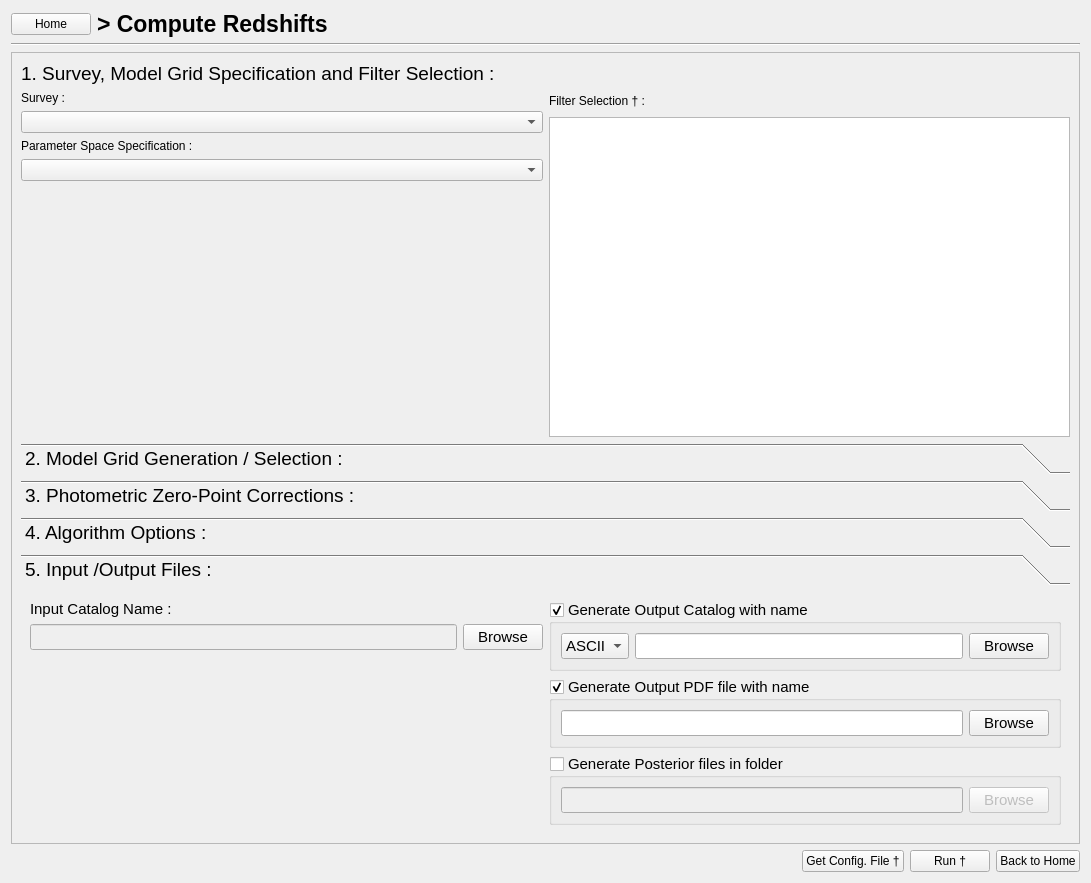
This is PhzQtUI/auxdir/PhzQtUI/FormAnalysis.ui in astrorama/Phosphoros as Qt 5 draws it before an edit. The edited form follows.
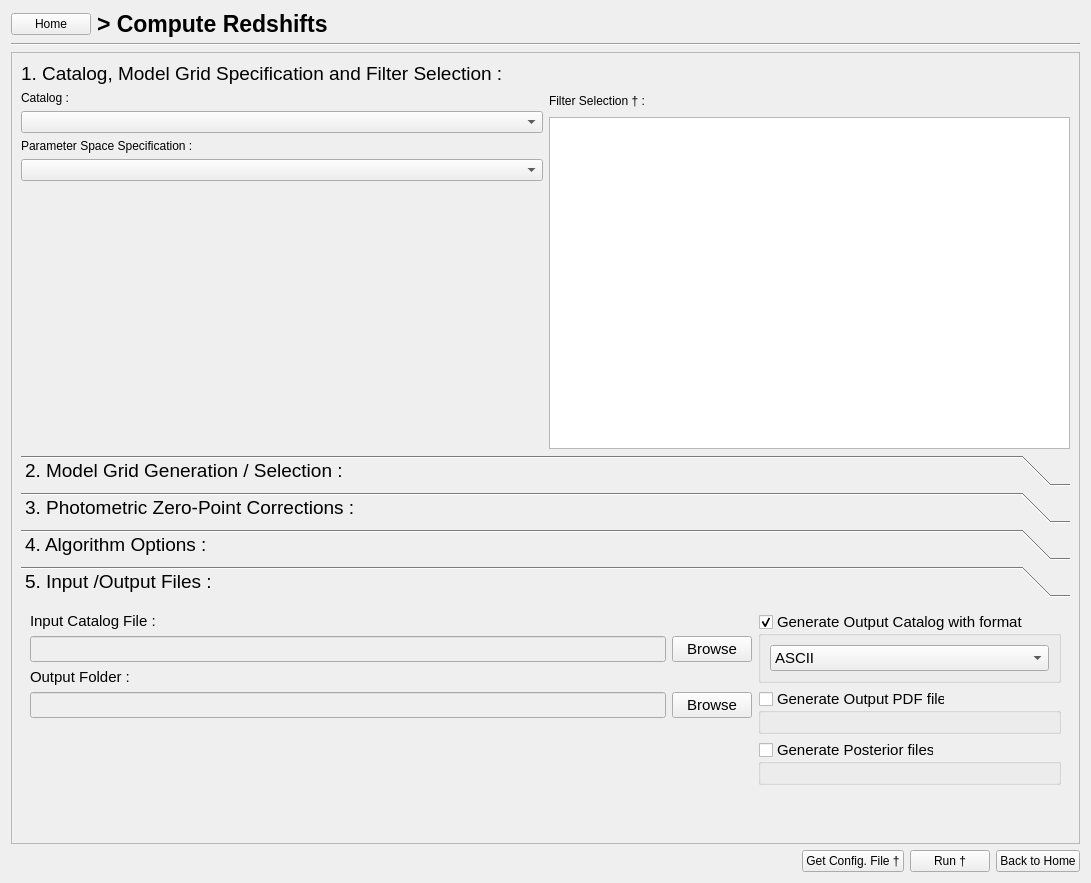
This is the edited form.

```diff
--- a/PhzQtUI/auxdir/PhzQtUI/FormAnalysis.ui
+++ b/PhzQtUI/auxdir/PhzQtUI/FormAnalysis.ui
@@ -82,7 +82,7 @@
           </font>
          </property>
          <property name="text">
-          <string>1. Survey, Model Grid Specification and Filter Selection :</string>
+          <string>1. Catalog, Model Grid Specification and Filter Selection :</string>
          </property>
         </widget>
        </item>
@@ -93,7 +93,7 @@
            <item>
             <widget class="QLabel" name="label_19">
              <property name="text">
-              <string>Survey :</string>
+              <string>Catalog :</string>
              </property>
             </widget>
            </item>
@@ -622,7 +622,7 @@
                   </font>
                  </property>
                  <property name="text">
-                  <string>Input Catalog Name :</string>
+                  <string>Input Catalog File :</string>
                  </property>
                 </widget>
                </item>
@@ -654,6 +654,46 @@
                  </item>
                 </layout>
                </item>
+               <item>
+                <widget class="QLabel" name="label_2">
+                 <property name="font">
+                  <font>
+                   <pointsize>11</pointsize>
+                  </font>
+                 </property>
+                 <property name="text">
+                  <string>Output Folder :</string>
+                 </property>
+                </widget>
+               </item>
+               <item>
+                <layout class="QHBoxLayout" name="horizontalLayout_28">
+                 <item>
+                  <widget class="QLineEdit" name="txt_outputFolder">
+                   <property name="enabled">
+                    <bool>false</bool>
+                   </property>
+                   <property name="font">
+                    <font>
+                     <pointsize>11</pointsize>
+                    </font>
+                   </property>
+                  </widget>
+                 </item>
+                 <item>
+                  <widget class="QPushButton" name="btn_BrowseOutput">
+                   <property name="font">
+                    <font>
+                     <pointsize>11</pointsize>
+                    </font>
+                   </property>
+                   <property name="text">
+                    <string>Browse</string>
+                   </property>
+                  </widget>
+                 </item>
+                </layout>
+               </item>
                <item>
                 <spacer name="verticalSpacer">
                  <property name="orientation">
@@ -679,43 +719,25 @@
                   </font>
                  </property>
                  <property name="title">
-                  <string>Generate Output Catalog with name :</string>
+                  <string>Generate Output Catalog with format :</string>
                  </property>
                  <property name="checkable">
                   <bool>true</bool>
                  </property>
                  <layout class="QVBoxLayout" name="verticalLayout_3">
                   <item>
-                   <layout class="QHBoxLayout" name="horizontalLayout_24">
+                   <widget class="QComboBox" name="cb_cat_output_type">
                     <item>
-                     <widget class="QComboBox" name="cb_cat_output_type">
-                      <item>
-                       <property name="text">
-                        <string>ASCII</string>
-                       </property>
-                      </item>
-                      <item>
-                       <property name="text">
-                        <string>FITS</string>
-                       </property>
-                      </item>
-                     </widget>
+                     <property name="text">
+                      <string>ASCII</string>
+                     </property>
                     </item>
                     <item>
-                     <widget class="QLineEdit" name="txt_OutputCatalog">
-                      <property name="enabled">
-                       <bool>true</bool>
-                      </property>
-                     </widget>
+                     <property name="text">
+                      <string>FITS</string>
+                     </property>
                     </item>
-                    <item>
-                     <widget class="QPushButton" name="btn_BrowseOutput">
-                      <property name="text">
-                       <string>Browse</string>
-                      </property>
-                     </widget>
-                    </item>
-                   </layout>
+                   </widget>
                   </item>
                  </layout>
                  <zorder></zorder>
@@ -729,31 +751,15 @@
                   </font>
                  </property>
                  <property name="title">
-                  <string>Generate Output PDF file with name :</string>
+                  <string>Generate Output PDF file </string>
                  </property>
                  <property name="checkable">
                   <bool>true</bool>
                  </property>
-                 <layout class="QVBoxLayout" name="verticalLayout_4">
-                  <item>
-                   <layout class="QHBoxLayout" name="horizontalLayout_26">
-                    <item>
-                     <widget class="QLineEdit" name="txt_OutputPdf">
-                      <property name="enabled">
-                       <bool>true</bool>
-                      </property>
-                     </widget>
-                    </item>
-                    <item>
-                     <widget class="QPushButton" name="btn_BrowseOutputPdf">
-                      <property name="text">
-                       <string>Browse</string>
-                      </property>
-                     </widget>
-                    </item>
-                   </layout>
-                  </item>
-                 </layout>
+                 <property name="checked">
+                  <bool>false</bool>
+                 </property>
+                 <layout class="QVBoxLayout" name="verticalLayout_4"/>
                 </widget>
                </item>
                <item>
@@ -764,7 +770,7 @@
                   </font>
                  </property>
                  <property name="title">
-                  <string>Generate Posterior files in folder :</string>
+                  <string>Generate Posterior files </string>
                  </property>
                  <property name="checkable">
                   <bool>true</bool>
@@ -772,28 +778,22 @@
                  <property name="checked">
                   <bool>false</bool>
                  </property>
-                 <layout class="QVBoxLayout" name="verticalLayout_5">
-                  <item>
-                   <layout class="QHBoxLayout" name="horizontalLayout_27">
-                    <item>
-                     <widget class="QLineEdit" name="txt_likelihood">
-                      <property name="enabled">
-                       <bool>false</bool>
-                      </property>
-                     </widget>
-                    </item>
-                    <item>
-                     <widget class="QPushButton" name="btn_BrowseLikelihood">
-                      <property name="text">
-                       <string>Browse</string>
-                      </property>
-                     </widget>
-                    </item>
-                   </layout>
-                  </item>
-                 </layout>
+                 <layout class="QVBoxLayout" name="verticalLayout_5"/>
                 </widget>
                </item>
+               <item>
+                <spacer name="verticalSpacer_2">
+                 <property name="orientation">
+                  <enum>Qt::Vertical</enum>
+                 </property>
+                 <property name="sizeHint" stdset="0">
+                  <size>
+                   <width>20</width>
+                   <height>40</height>
+                  </size>
+                 </property>
+                </spacer>
+               </item>
               </layout>
              </item>
             </layout>
```
Left out of the diff: 7 changed lines with no effect on the pictures.
